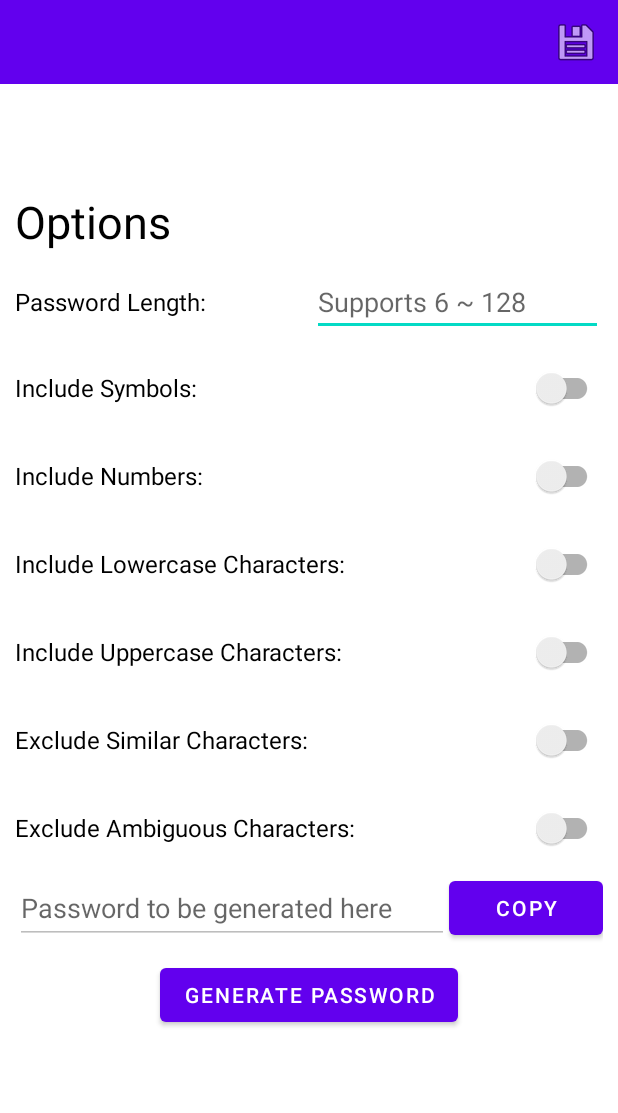
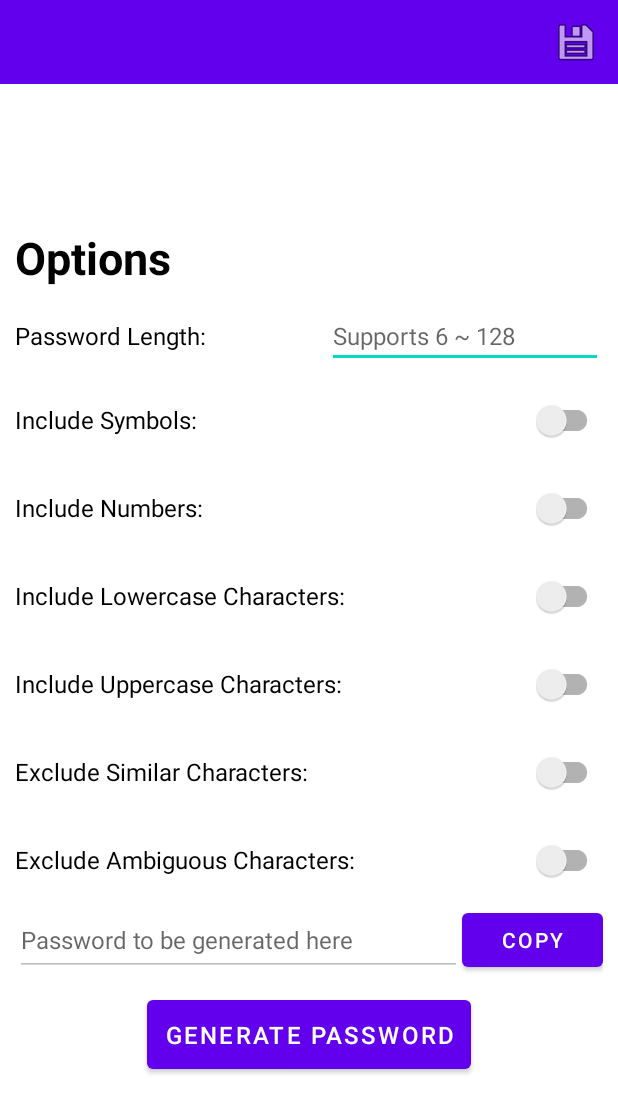
Before and after one commit to gdaegeun539/ToyProj_SimplePWGen, an Android app: the layout activity_main.xml on its own in the app's theme, with its tools: preview values and no code run, on a phone screen of 412 x 824 dp. Shown: the top 1113 px of the screen. Run offline under Robolectric (Android 15) with nearby library versions, the phone set to English and light mode, and no system bars.

Commit message:
설정 불러오기 로직 문제 수정 레이아웃 글자 크기 수정 레이아웃 버튼 크기 수정

```diff
--- a/app/src/main/java/kr/fndna/pw_generator/MainActivity.kt
+++ b/app/src/main/java/kr/fndna/pw_generator/MainActivity.kt
@@ -31,12 +31,15 @@ class MainActivity : AppCompatActivity() {
         // 설정 파일 존재시 설정 배열에 불러옴
         if (optSaveLoader.file.exists()) {
             chkSet = optSaveLoader.loadChkSet()
+            // 파일 내용 비어있지 않을 때만 설정값 할당
+            if (chkSet.isNotEmpty()) {
                 binding.symbolSwitch.isChecked = chkSet[0]
                 binding.numberSwitch.isChecked = chkSet[1]
                 binding.lowerSwitch.isChecked = chkSet[2]
                 binding.upperSwitch.isChecked = chkSet[3]
                 binding.similarSwitch.isChecked = chkSet[4]
                 binding.ambigSwitch.isChecked = chkSet[5]
+            }
         }
 
         // 스위치 리스너 로직
--- a/app/src/main/res/layout/activity_main.xml
+++ b/app/src/main/res/layout/activity_main.xml
@@ -16,7 +16,7 @@
         app:menu="@menu/menu"
         app:layout_constraintLeft_toLeftOf="parent"
         app:layout_constraintRight_toRightOf="parent"
-        app:layout_constraintTop_toTopOf="parent"/>
+        app:layout_constraintTop_toTopOf="parent" />
 
     <TextView
         android:id="@+id/topText"
@@ -28,10 +28,11 @@
         android:text="@string/top_settings"
         android:textSize="30sp"
         android:textColor="@color/black"
+        android:textStyle="bold"
         app:layout_constraintBottom_toTopOf="@+id/lgth_layout"
         app:layout_constraintLeft_toLeftOf="parent"
         app:layout_constraintRight_toRightOf="parent"
-        app:layout_constraintTop_toTopOf="parent"
+        app:layout_constraintTop_toBottomOf="@id/toolbar"
         app:layout_constraintVertical_chainStyle="packed" />
 
     <LinearLayout
@@ -62,6 +63,7 @@
             android:layout_width="wrap_content"
             android:layout_height="match_parent"
             android:layout_weight="4"
+            android:textSize="16sp"
             android:hint="@string/hint_length"
             android:inputType="number" />
     </LinearLayout>
@@ -176,14 +178,15 @@
             android:layout_width="wrap_content"
             android:layout_height="match_parent"
             android:enabled="false"
-            android:layout_weight="7"
+            android:layout_weight="12"
+            android:textSize="16sp"
             android:hint="@string/hint"/>
 
         <Button
             android:id="@+id/copy_btn"
             android:layout_width="wrap_content"
             android:layout_height="wrap_content"
-            android:layout_weight="3"
+            android:layout_weight="1"
             android:text="@string/copy" />
 
     </LinearLayout>
@@ -195,6 +198,8 @@
         android:layout_marginTop="10dp"
         android:layout_marginBottom="10dp"
         android:text="@string/generate_pw"
+        android:textSize="16sp"
+        android:padding="12dp"
         app:layout_constraintBottom_toBottomOf="parent"
         app:layout_constraintLeft_toLeftOf="parent"
         app:layout_constraintRight_toRightOf="parent"
```
Also changed, not shown: app/src/main/java/kr/fndna/pw_generator/OptionsSaveLoadLogic.kt (+11 -6 lines), 2 other files. Lines whose indentation alone changed are shown as unchanged.
